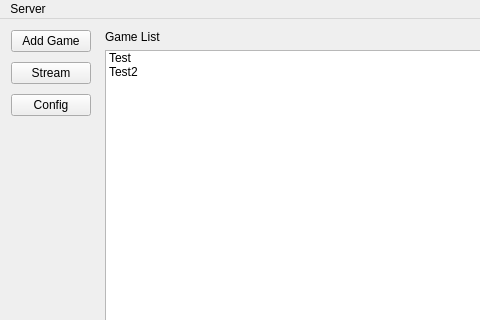
Old version of the form server/server.ui in the repository HackerSchool/r2p; both pictures show x 0 to 480 and y 0 to 320 of the 613 by 574 pixel window.
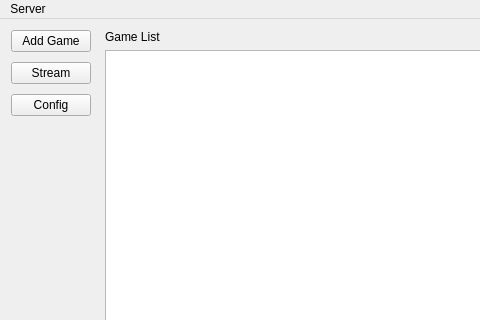
New version of the form. Icons and pictures are not drawn.

```diff
--- a/server/server.ui
+++ b/server/server.ui
@@ -95,24 +95,11 @@
        <item>
         <widget class="QListWidget" name="gameList">
          <property name="spacing">
-          <number>2</number>
+          <number>0</number>
          </property>
          <property name="wordWrap">
           <bool>true</bool>
          </property>
-         <item>
-          <property name="text">
-           <string>Test</string>
-          </property>
-          <property name="flags">
-           <set>ItemIsSelectable|ItemIsEditable|ItemIsDragEnabled|ItemIsDropEnabled|ItemIsUserCheckable|ItemIsEnabled</set>
-          </property>
-         </item>
-         <item>
-          <property name="text">
-           <string>Test2</string>
-          </property>
-         </item>
         </widget>
        </item>
       </layout>
```
Left out of the diff: 2 changed lines with no effect on the pictures.
